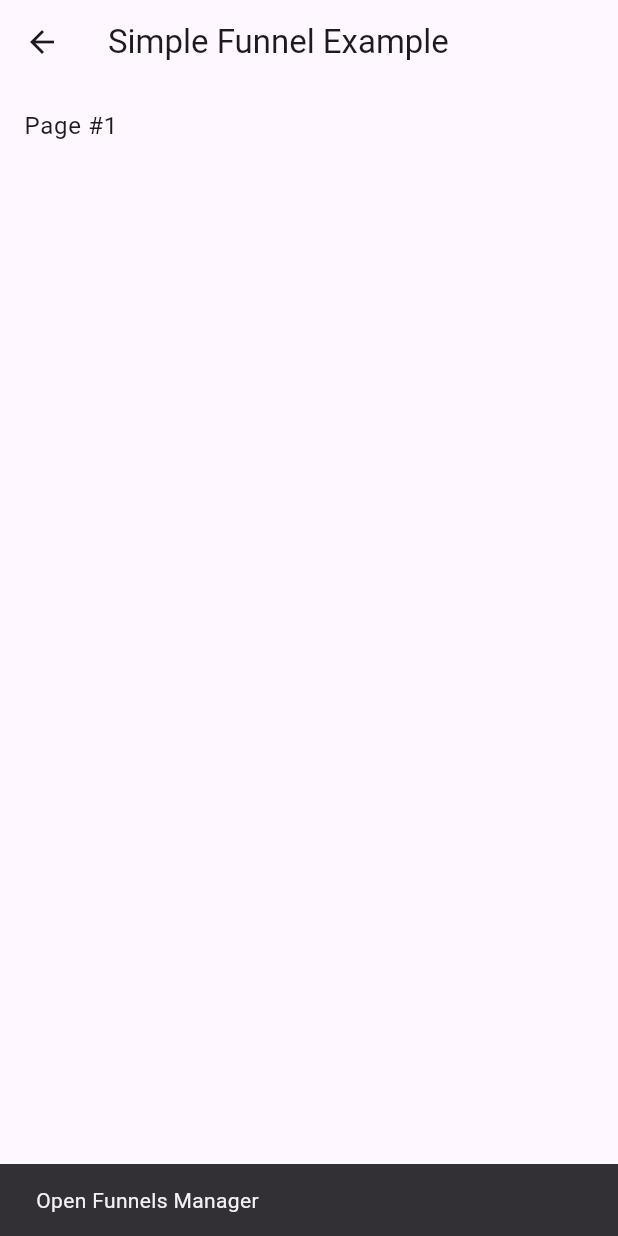
After one commit to unix14/analytix, a Flutter app: the screen it shows after launch, after a tap on the "clear all" icon, after a tap on the "filter alt" icon, on a phone screen of 412 x 824 dp. The commit adds this screen. Run offline on Flutter 3.47's test engine with Material 3 defaults, Android fonts, the phone set to English and light mode, and no system bars; our stand-ins replace csv.

Commit message:
Added Funnels Manager

```diff
--- /dev/null
+++ b/lib/funnels_manager/analytix_funnel.dart
@@ -0,0 +1,28 @@
+
+import 'package:analitix/analitix/abstract/analytix_manager.dart';
+import 'package:flutter/foundation.dart';
+
+import 'funnel.dart';
+
+class AnalytixFunnel extends Funnel {
+
+  // Constructor
+  AnalytixFunnel(String funnelName, {bool shouldCountTime = false})
+      : super(funnelName, shouldCountTime: shouldCountTime);
+
+  @override
+  void track(String eventName) {
+    super.track(eventName);
+    var shouldReport = !kDebugMode || true;
+    if(shouldReport) {
+      var shouldReportFunnelDuration = shouldCountTime && endTime != null && startTime != null;
+      var durationTime = shouldReportFunnelDuration ? endTime!.difference(startTime!).inMilliseconds : 0;
+      var duration = shouldReportFunnelDuration ? (durationTime.toString()) : "";
+      AnalytixManager().logEvent(funnelName, eventName,
+          params: shouldReportFunnelDuration ? {
+          'duration': duration
+          } : {}
+      );
+    }
+  }
+}
--- /dev/null
+++ b/lib/funnels_manager/funnel.dart
@@ -0,0 +1,36 @@
+
+
+import 'package:flutter/cupertino.dart';
+
+/// Funnel class to track user journey
+/// it defines the structure of a funnel and its methods
+abstract class Funnel {
+
+  String funnelName;
+
+  // Time management
+  bool shouldCountTime;
+  DateTime? startTime;
+  DateTime? endTime;
+
+  Funnel(this.funnelName, {this.shouldCountTime = false});
+
+  void start() {
+    if(shouldCountTime) {
+      startTime = DateTime.now();
+    }
+    print("Funnel Tracking:: Start: $funnelName");
+  }
+
+  @mustCallSuper
+  void track(String eventName) {
+    print("Funnel Tracking:: $funnelName: $eventName");
+  }
+
+  void finish() {
+    if (shouldCountTime) {
+      endTime = DateTime.now();
+    }
+    print("Funnel Tracking:: End: $funnelName ${shouldCountTime ? ", Duration: ${endTime!.difference(startTime!)}" : ""}");
+  }
+}
--- /dev/null
+++ b/lib/funnels_manager/funnels.dart
@@ -0,0 +1,33 @@
+
+/// Funnels are used to track user journey within the app
+/// and measure the time it takes to complete a certain journey
+class Funnels {
+
+  /// Funnel 1 is used to track the time it takes the users
+  /// who just entered the app to click on the Funnels button
+  static String funnel_1 = 'f#1';
+
+  /// Funnel 2 is used to track the time it takes the users
+  /// who are already in the funnels screen and then they click on the exit button
+  static String funnel_2 = 'f#2';
+
+  /// Funnel 3 is used to track the time it takes the users
+  /// who are already in the funnels screen and then they move between the steps
+  /// each step starts with start and ends with finish events
+  /// in between we will report the step number and in the end we will report
+  /// the time it takes to move between the steps
+  /// it includes the following events:
+  /// - start
+  /// - step_1
+  /// - step_2
+  /// - step_3
+  /// - finish
+  static String funnel_3 = 'f#3';
+
+  /// Funnel Internet is used for users who are already registered and logged in to the app
+  /// we want to measure the events related to internet connection
+  /// it includes the following events:
+  /// - Internet_down
+  /// - Internet_up (will be sent only if internet_down was sent)
+  static String funnel_Internet = 'Internet';
+}
--- /dev/null
+++ b/lib/funnels_manager/funnels_manager.dart
@@ -0,0 +1,46 @@
+
+import 'funnel.dart';
+
+class FunnelsManager {
+
+  static final FunnelsManager _instance = FunnelsManager._internal();
+
+  factory FunnelsManager() => _instance;
+  FunnelsManager._internal();
+
+  final Map<String, Funnel> _funnels = {};
+
+  void start(Funnel funnel) {
+    var funnelName = funnel.funnelName;
+    if (_funnels[funnelName] == null) {
+      print("FunnelsManager:: Adding funnel with name: $funnelName");
+      _funnels[funnelName] = funnel;
+      funnel.start();
+    } else {
+      print("FunnelsManager:: Funnel with name: $funnelName already exists");
+    }
+  }
+
+  void track(String funnelName, String data) {
+    if (_funnels[funnelName] == null) {
+      print("FunnelsManager:: No funnel found with name: $funnelName");
+      return;
+    }
+    _funnels[funnelName]?.track(data);
+  }
+
+  void finish(String funnelName, String data) {
+    print("FunnelsManager:: Removing funnel with name: $funnelName");
+    _funnels[funnelName]?.finish();
+    // we are tracking the funnel only if it should count time
+    if(_funnels[funnelName]?.shouldCountTime == true) {
+      track(funnelName, data);
+    }
+    _funnels.remove(funnelName);
+  }
+
+  void clear() {
+    print("FunnelsManager:: Clearing all funnels");
+    _funnels.clear();
+  }
+}
--- a/lib/main.dart
+++ b/lib/main.dart
@@ -1,4 +1,7 @@
 import 'package:analitix/analitix/abstract/analytix_manager.dart';
+import 'package:analitix/funnels_manager/analytix_funnel.dart';
+import 'package:analitix/funnels_manager/funnels.dart';
+import 'package:analitix/funnels_manager/funnels_manager.dart';
 import 'package:flutter/material.dart';
 import 'custom_reporters/screen_logger_reporter.dart';
 import 'ui/analytix_example_screen.dart';
@@ -26,4 +29,7 @@ _initAnalytics() {
   AnalytixManager().setUserProperty("amountOfConnectedSessions", 3);
   AnalytixManager().setUserProperty("lastLoginTime", DateTime.now());
   AnalytixManager().setUserProperty("refreshToken", "FNvof-Qq3llcnu8nvknerk87@#aaAxz-zZq3");
+
+  // Start f1 funnel
+  FunnelsManager().start(AnalytixFunnel(Funnels.funnel_1, shouldCountTime: true));
 }
--- a/lib/ui/simple_event_example_screen.dart
+++ b/lib/ui/simple_event_example_screen.dart
@@ -2,7 +2,11 @@
 import 'package:analitix/analitix/abstract/analytix_manager.dart';
 import 'package:analitix/custom_reporters/screen_logger_reporter.dart';
 import 'package:analitix/ui/screen_view_example_screen.dart';
+import 'package:analitix/ui/simple_funnels_example_screen.dart';
 import 'package:flutter/material.dart';
+
+import '../funnels_manager/funnels.dart';
+import '../funnels_manager/funnels_manager.dart';
 
 class SimpleEventExampleScreen extends StatefulWidget {
   @override
@@ -51,12 +55,21 @@ class _SimpleEventExampleScreenState extends State<SimpleEventExampleScreen> {
             } : null,
           ),
           IconButton(
+            tooltip: "Funnels Manager",
+            icon: const Icon(Icons.filter_alt_outlined),
+            onPressed: () async {
+              _showSnackBar("Open Funnels Manager");
+              FunnelsManager().finish(Funnels.funnel_1, "finish");
+              await _goToScreen(const SimpleFunnelExampleScreen());
+              FunnelsManager().finish(Funnels.funnel_2, "finish");
+            },
+          ),
+          IconButton(
             tooltip: "Navigate to new Screen",
             icon: const Icon(Icons.screen_rotation_outlined),
             onPressed: () async {
               _showSnackBar("Open new Screen");
-              await Navigator.push(context, MaterialPageRoute(builder: (context) => const ScreenViewExampleScreen()));
-              setState(() {});
+              await _goToScreen(const ScreenViewExampleScreen());
             },
           ),
           // disable / enable button  for data collection
@@ -130,8 +143,13 @@ class _SimpleEventExampleScreenState extends State<SimpleEventExampleScreen> {
   _showSnackBar(String message) {
     SnackBar snackBar = SnackBar(
       content: Text(message),
-      duration: const Duration(seconds: 2),
+      duration: const Duration(seconds: 1),
     );
     ScaffoldMessenger.of(context).showSnackBar(snackBar);
   }
+
+  _goToScreen(StatefulWidget newScreen) async {
+    await Navigator.push(context, MaterialPageRoute(builder: (context) => newScreen));
+    setState(() {});
+  }
 }
--- /dev/null
+++ b/lib/ui/simple_funnels_example_screen.dart
@@ -0,0 +1,83 @@
+
+import 'package:flutter/material.dart';
+
+import '../funnels_manager/analytix_funnel.dart';
+import '../funnels_manager/funnels.dart';
+import '../funnels_manager/funnels_manager.dart';
+
+class SimpleFunnelExampleScreen extends StatefulWidget {
+  const SimpleFunnelExampleScreen({super.key});
+
+  @override
+  State<SimpleFunnelExampleScreen> createState() => _SimpleFunnelExampleScreenState();
+}
+
+class _SimpleFunnelExampleScreenState extends State<SimpleFunnelExampleScreen> {
+
+  final PageController _pageController = PageController();
+
+  @override
+  void initState() {
+    // Start tracking Funnel 2
+    FunnelsManager().start(AnalytixFunnel(Funnels.funnel_2, shouldCountTime: true));
+
+    // Start track Funnel 3
+    FunnelsManager().start(AnalytixFunnel(Funnels.funnel_3, shouldCountTime: true));
+    FunnelsManager().track(Funnels.funnel_3, "start");
+    super.initState();
+  }
+
+  @override
+  void dispose() {
+    // finish the funnel if a user decides to leave the screen
+    // before finishing the whole steps. This won't affect if the user finishes all steps
+    FunnelsManager().finish(Funnels.funnel_2, "finish");
+    FunnelsManager().finish(Funnels.funnel_3, "finish");
+
+    super.dispose();
+  }
+
+  @override
+  Widget build(BuildContext context) {
+    return Scaffold(
+      appBar: AppBar(
+        title: const Text('Simple Funnel Example'),
+      ),
+      body: Center(
+        child: PageView.builder(
+          itemCount: 4,
+          controller: _pageController,
+          physics: const NeverScrollableScrollPhysics(),
+          itemBuilder: (context, index) {
+            var indexUserFriendly = index+1;
+            return Column(
+              children: [
+                Center(
+                child: ListTile(
+                  title: Text('Page #$indexUserFriendly'),
+                  onTap: () {
+                    // start a new funnel if possible - to track how much time we stay at each screen
+                    FunnelsManager().start(AnalytixFunnel(Funnels.funnel_3, shouldCountTime: true));
+                    // Track the event
+                    FunnelsManager().track(Funnels.funnel_3, "step_$indexUserFriendly");
+                    FunnelsManager().finish(Funnels.funnel_3, "finish");
+
+
+                    if(indexUserFriendly <4) {
+                      // start a new funnel for the next screen
+                      FunnelsManager().start(AnalytixFunnel(Funnels.funnel_3, shouldCountTime: true));
+                      _pageController.animateToPage(indexUserFriendly, duration: const Duration(milliseconds: 500), curve: Curves.easeInOut);
+                    } else {
+                      Navigator.pop(context);
+                    }
+                  },
+                ),
+              ),
+              ],
+            );
+          },
+        )
+      ),
+    );
+  }
+}
```
Also changed, not shown: lib/analitix/extensions/map_extenions.dart (added), 1 other file.
